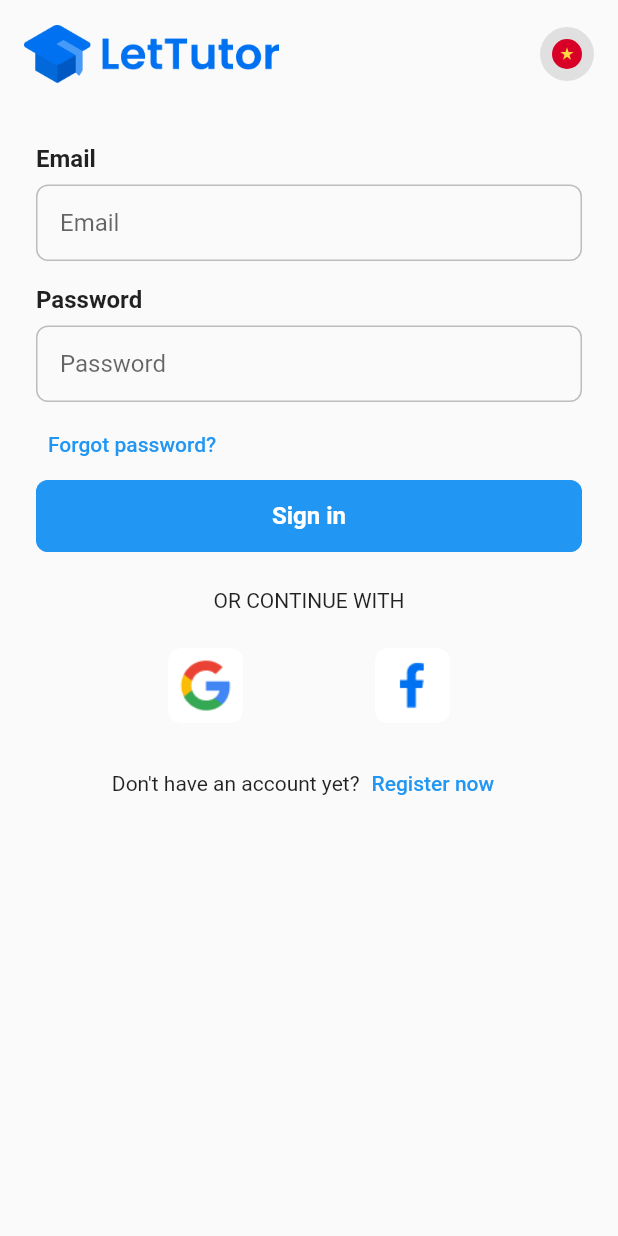
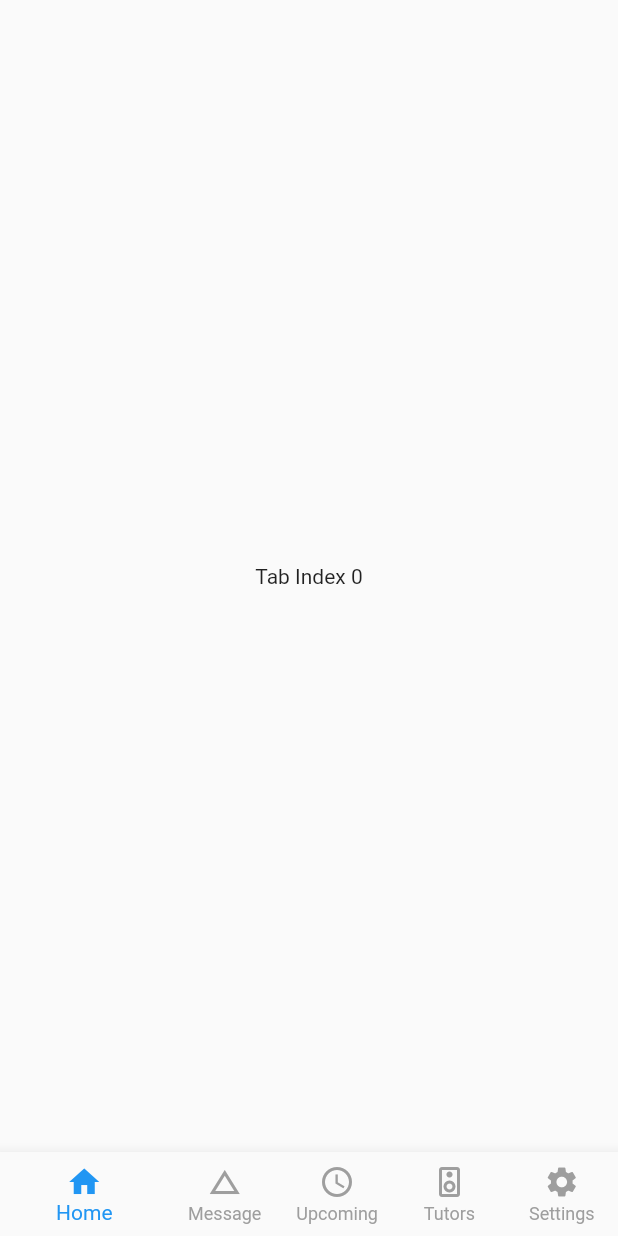
Before and after one commit to caophuccp/lettutor, a Flutter app: the screen it shows after launch, after a tap on "Sign in", on a phone screen of 412 x 824 dp. Run offline on Flutter 3.47's test engine with Material 2 defaults, Android fonts, the phone set to English and light mode, and no system bars.

Commit message:
Add MainTab

```diff
--- a/lib/extensions/navigate_extensions.dart
+++ b/lib/extensions/navigate_extensions.dart
@@ -34,4 +34,12 @@ extension StateExtensions on State<StatefulWidget> {
     );
   }
 
+    void pushReplacementWithoutAnimation(Widget newScreen) {
+    Navigator.of(context).pushReplacement(
+      PageRouteBuilder(
+        pageBuilder: (context, animation1, animation2) => newScreen,
+        transitionDuration: Duration.zero,
+      ),
+    );
+  }
 }
--- a/lib/screens/auth_screen/sign_in_screen.dart
+++ b/lib/screens/auth_screen/sign_in_screen.dart
@@ -7,6 +7,7 @@ import 'package:lettutor/components/auth_screen_app_bar.dart';
 import 'package:lettutor/components/auth_screen_text_field.dart';
 import 'package:lettutor/screens/auth_screen/forgot_password_screen.dart';
 import 'package:lettutor/screens/auth_screen/sign_up_screen.dart';
+import 'package:lettutor/screens/main_tab.dart';
 import 'package:lettutor/styles/button_styles.dart';
 import 'package:lettutor/styles/consts.dart';
 import 'package:lettutor/styles/text_styles.dart';
@@ -153,8 +154,8 @@ class _SignInScreenState extends State<SignInScreen> {
 
   void signIn() {
     print('sign_in_screen.dart - login');
-    print(
-        'email: ${emailController.text} password: ${passwordController.text}');
+    print('email: ${emailController.text} password: ${passwordController.text}');
+    pushReplacementWithoutAnimation(MainTab());
   }
 
   void forgotPassword() {
--- /dev/null
+++ b/lib/screens/main_tab.dart
@@ -0,0 +1,77 @@
+import 'package:flutter/material.dart';
+
+/// This is the stateful widget that the main application instantiates.
+class MainTab extends StatefulWidget {
+  const MainTab({Key? key}) : super(key: key);
+
+  @override
+  State<MainTab> createState() => _MainTabState();
+}
+
+/// This is the private State class that goes with MyStatefulWidget.
+class _MainTabState extends State<MainTab> {
+  int _selectedIndex = 0;
+
+  static const List<Widget> _widgetOptions = <Widget>[
+    Text(
+      'Tab Index 0',
+    ),
+    Text(
+      'Tab Index 1',
+    ),
+    Text(
+      'Tab Index 2',
+    ),
+    Text(
+      'Tab Index 3',
+    ),
+    Text(
+      'Tab Index 4',
+    ),
+  ];
+
+  void _onItemTapped(int index) {
+    setState(() {
+      _selectedIndex = index;
+    });
+  }
+
+  @override
+  Widget build(BuildContext context) {
+    return Scaffold(
+      body: Center(
+        child: _widgetOptions.elementAt(_selectedIndex),
+      ),
+      bottomNavigationBar: BottomNavigationBar(
+        items: const <BottomNavigationBarItem>[
+          BottomNavigationBarItem(
+            icon: Icon(Icons.home),
+            label: 'Home',
+          ),
+          BottomNavigationBarItem(
+            icon: Icon(Icons.change_history),
+            label: 'Message',
+          ),
+          BottomNavigationBarItem(
+            icon: Icon(Icons.schedule),
+            label: 'Upcoming',
+          ),
+          BottomNavigationBarItem(
+            icon: Icon(Icons.speaker_outlined),
+            label: 'Tutors',
+          ),
+          BottomNavigationBarItem(
+            icon: Icon(Icons.settings),
+            label: 'Settings',
+          ),
+        ],
+        currentIndex: _selectedIndex,
+        selectedItemColor: Colors.blue,
+        unselectedItemColor: Colors.grey,
+        showUnselectedLabels: true,
+        showSelectedLabels: true,
+        onTap: _onItemTapped,
+      ),
+    );
+  }
+}
--- a/pubspec.yaml
+++ b/pubspec.yaml
@@ -28,12 +28,12 @@ dependencies:
   # The following adds the Cupertino Icons font to your application.
   # Use with the CupertinoIcons class for iOS style icons.
   cupertino_icons: ^1.0.2
+  # flutter_svg: 0.21.0
 
 dev_dependencies:
   flutter_test:
     sdk: flutter
 
-  # flutter_svg: 0.21.0
 # For information on the generic Dart part of this file, see the
 # following page: https://dart.dev/tools/pub/pubspec
 
```
